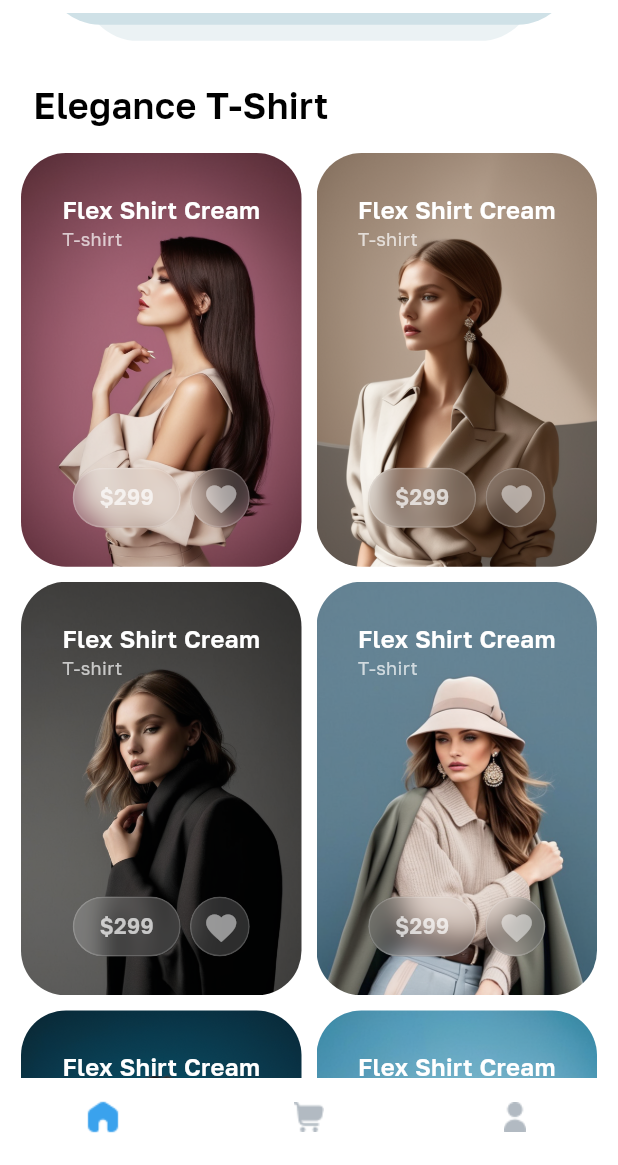
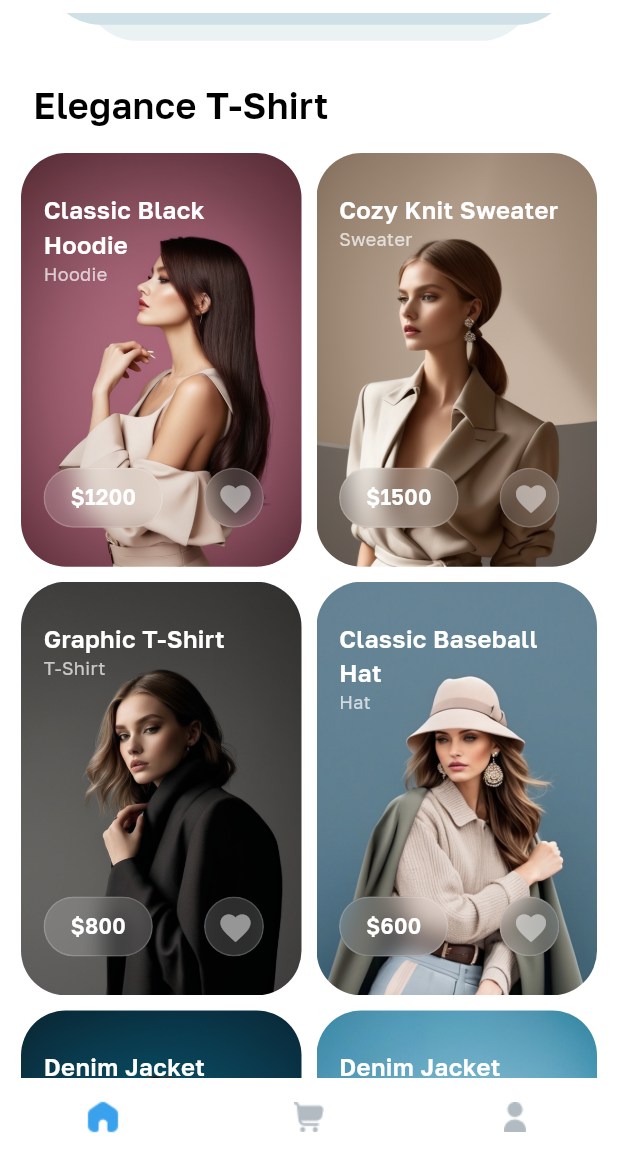
Before and after one commit to YaelAbdissa/Fashion-App-UI, a Flutter app: the screen it shows after launch, scrolled down 576 dp, on a phone screen of 412 x 824 dp, the part 71-1236 px from its top. Run offline on Flutter 3.47's test engine with Material 3 defaults, Android fonts, the phone set to English and light mode, and no system bars; our stand-ins replace country_picker, flutter_otp_text_field.

Commit message:
add products json a file modify the ui based on the json file

```diff
--- a/lib/models/product_model.dart
+++ b/lib/models/product_model.dart
@@ -1,6 +1,10 @@
+import 'dart:convert';
+
+import 'package:flutter/services.dart';
+
 class ProductModel {
   String productName;
-  ProductCategories categories;
+  String categories;
   String price;
   String productDescription;
   String productImage;
@@ -15,9 +19,7 @@ class ProductModel {
   factory ProductModel.fromJson(Map<String, dynamic> json) {
     return ProductModel(
       productName: json['productName'],
-      categories: ProductCategories.values.firstWhere(
-        (e) => e.name == json['categories'],
-      ),
+      categories: json["categories"],
       price: json['price'],
       productDescription: json['productDescription'],
       productImage: json['productImage'],
@@ -25,10 +27,61 @@ class ProductModel {
   }
 }
 
-enum ProductCategories {
-  hoodie,
-  sweater,
-  tshirt,
-  hat,
-  jacket,
+Future<List<ProductModel>> loadProducts() async {
+  final String response = await rootBundle.loadString('assets/products.json');
+  final data = json.decode(response) as List<dynamic>;
+  print("data $data");
+  return data.map((item) => ProductModel.fromJson(item)).toList();
 }
+
+class ProductCategory {
+  final String id;
+  final String name;
+  final String iconPath; // optional: could use Flutter icon instead
+
+  const ProductCategory({
+    required this.id,
+    required this.name,
+    required this.iconPath,
+  });
+}
+
+ProductCategory getCategoryById(String id) {
+  return productCategories.firstWhere(
+    (cat) => cat.id == id,
+    orElse: () => productCategories.first,
+  );
+}
+
+List<ProductCategory> productCategories = [
+  ProductCategory(
+    id: 'all',
+    name: 'All',
+    iconPath: 'assets/icons/all.png',
+  ),
+  ProductCategory(
+    id: 'hoodie',
+    name: 'Hoodie',
+    iconPath: 'assets/icons/hoodie.png',
+  ),
+  ProductCategory(
+    id: 'sweater',
+    name: 'Sweater',
+    iconPath: 'assets/icons/sweater.png',
+  ),
+  ProductCategory(
+    id: 'tshirt',
+    name: 'T-Shirt',
+    iconPath: 'assets/icons/tshirt.png',
+  ),
+  ProductCategory(
+    id: 'hat',
+    name: 'Hat',
+    iconPath: 'assets/icons/hat.png',
+  ),
+  ProductCategory(
+    id: 'jacket',
+    name: 'Jacket',
+    iconPath: 'assets/icons/jacket.png',
+  ),
+];
--- a/lib/screens/home_screen.dart
+++ b/lib/screens/home_screen.dart
@@ -1,4 +1,5 @@
 import 'dart:ui';
+import 'package:fashion_app/models/product_model.dart';
 import 'package:fashion_app/utils/constants.dart';
 import 'package:flutter/material.dart';
 
@@ -18,6 +19,11 @@ class _HomeScreenState extends State<HomeScreen> {
   @override
   Widget build(BuildContext context) {
     final size = MediaQuery.of(context).size;
+    return FutureBuilder<List<ProductModel>>(
+        future: loadProducts(),
+        builder: (context, snapShot) {
+          final products = snapShot.data ?? [];
+          print("object ${products.length}  $snapShot");
           return Stack(
             children: [
               Scaffold(
@@ -68,35 +74,23 @@ class _HomeScreenState extends State<HomeScreen> {
                     SizedBox(height: 16),
                     SizedBox(
                       height: 50,
-                child: ListView(
+                      child: ListView.builder(
+                        itemCount: productCategories.length,
                         shrinkWrap: true,
                         scrollDirection: Axis.horizontal,
-                  // physics: NeverScrollableScrollPhysics(),
-                  children: [
-                    SizedBox(width: 18),
-                    categoriesWidget(isSelected: true, title: "All"),
-                    SizedBox(width: 8),
-                    categoriesWidget(isSelected: false, title: "Hoodie"),
-                    SizedBox(width: 8),
-                    categoriesWidget(isSelected: false, title: "Sweater"),
-                    SizedBox(width: 8),
-                    categoriesWidget(isSelected: false, title: "T-Shirt"),
-                    SizedBox(width: 8),
-                    categoriesWidget(isSelected: false, title: "Pant"),
-                    SizedBox(width: 8),
-                    categoriesWidget(isSelected: false, title: "Jacket"),
-                    SizedBox(width: 8),
-                    categoriesWidget(isSelected: false, title: "All"),
-                    SizedBox(width: 8),
-                    categoriesWidget(isSelected: false, title: "All"),
-                    SizedBox(width: 8),
-                    categoriesWidget(isSelected: false, title: "All"),
-                    SizedBox(width: 8),
-                    categoriesWidget(isSelected: false, title: "All"),
-                    SizedBox(width: 8),
-                    categoriesWidget(isSelected: false, title: "All"),
-                    SizedBox(width: 18),
-                  ],
+                        itemBuilder: (context, index) {
+                          return Container(
+                            padding: EdgeInsets.only(
+                                left: index == 0 ? 18 : 9,
+                                right: index == productCategories.length - 1
+                                    ? 18
+                                    : 9),
+                            child: categoriesWidget(
+                              isSelected: index == 0 ? true : false,
+                              title: productCategories[index].name,
+                            ),
+                          );
+                        },
                       ),
                     ),
                     SizedBox(
@@ -187,7 +181,9 @@ class _HomeScreenState extends State<HomeScreen> {
                                               height: 40,
                                               padding: EdgeInsets.symmetric(
                                                   horizontal: 17, vertical: 8),
-                                        child: priceDisplayWidget(price: "240"),
+                                              child: priceDisplayWidget(
+                                                price: "240",
+                                              ),
                                             ),
                                           ],
                                         )
@@ -213,14 +209,14 @@ class _HomeScreenState extends State<HomeScreen> {
                     GridView.count(
                       padding: EdgeInsets.symmetric(horizontal: 14),
                       crossAxisCount: 2,
-                shrinkWrap: true, // makes GridView take only needed height
-                physics:
-                    NeverScrollableScrollPhysics(), // prevents nested scroll conflict
+                      shrinkWrap: true,
+                      physics: NeverScrollableScrollPhysics(),
                       crossAxisSpacing: 10,
                       mainAxisSpacing: 10,
                       childAspectRatio: 0.678,
-                children: List.generate(6, (index) {
-                  return extraTshirtWidget(index);
+                      children: List.generate(products.length, (index) {
+                        return extraTshirtWidget(
+                            index: index, product: products[index]);
                       }),
                     ),
                     SizedBox(height: 20),
@@ -256,6 +252,7 @@ class _HomeScreenState extends State<HomeScreen> {
                   : SizedBox(),
             ],
           );
+        });
   }
 
   Container categoriesWidget(
--- a/lib/widgets/home_screen_widgets.dart
+++ b/lib/widgets/home_screen_widgets.dart
@@ -1,6 +1,7 @@
 import 'package:flutter/material.dart';
 import 'package:flutter_staggered_grid_view/flutter_staggered_grid_view.dart';
 
+import '../models/product_model.dart';
 import '../utils/constants.dart';
 import 'forsted_effect_widget.dart';
 import 'product_title_widget.dart';
@@ -10,7 +11,7 @@ Widget priceDisplayWidget({required String price}) {
     child: Text(
       "\$$price",
       style: TextStyle(
-        color: Colors.white.withValues(alpha: 0.7),
+        color: Colors.white,
         fontSize: 14,
         fontWeight: FontWeight.w600,
       ),
@@ -88,41 +89,44 @@ Widget collaborationWidget({required size}) {
   );
 }
 
-Container extraTshirtWidget(int index) {
+Container extraTshirtWidget(
+    {required int index, required ProductModel product}) {
   return Container(
-    padding: EdgeInsets.symmetric(horizontal: 5, vertical: 26),
+    padding: EdgeInsets.only(left: 15, right: 10, bottom: 26, top: 26),
     height: 260,
     decoration: BoxDecoration(
       image: DecorationImage(
         fit: BoxFit.fitHeight,
-        image: AssetImage('assets/images/image${index + 1}.png'),
+        image: AssetImage(product.productImage),
       ),
       borderRadius: BorderRadius.circular(30),
     ),
     child: Column(
       mainAxisAlignment: MainAxisAlignment.spaceBetween,
-      crossAxisAlignment: CrossAxisAlignment.center,
+      crossAxisAlignment: CrossAxisAlignment.start,
       children: [
         Column(
           crossAxisAlignment: CrossAxisAlignment.start,
           children: [
             TitleWidget(
-              title: "Flex Shirt Cream",
+              title: product.productName,
               style: productTitleTextStyle,
             ),
             TitleWidget(
-              title: "T-shirt",
+              title: getCategoryById(product.categories).name,
               style: productSubTitleTextStyle,
             ),
           ],
         ),
-        Row(
-          mainAxisAlignment: MainAxisAlignment.center,
+        Padding(
+          padding: const EdgeInsets.only(right: 15),
+          child: Row(
+            mainAxisAlignment: MainAxisAlignment.spaceBetween,
             children: [
               FrostedEffectWidget(
                 height: 40,
                 padding: EdgeInsets.symmetric(horizontal: 17, vertical: 5),
-              child: priceDisplayWidget(price: "299"),
+                child: priceDisplayWidget(price: product.price),
               ),
               SizedBox(width: 6),
               FrostedEffectWidget(
@@ -131,6 +135,7 @@ Container extraTshirtWidget(int index) {
                 child: iconDisplayWidget(iconData: Icons.favorite),
               ),
             ],
+          ),
         )
       ],
     ),
--- a/pubspec.yaml
+++ b/pubspec.yaml
@@ -31,7 +31,7 @@ flutter:
     - assets/fonts/
     - assets/icons/
     - assets/images/
-    - assets/product.json
+    - assets/products.json
 
 
   fonts:
```
Also changed, not shown: assets/products.json (renamed from assets/product.json). Lines whose indentation alone changed are shown as unchanged.
